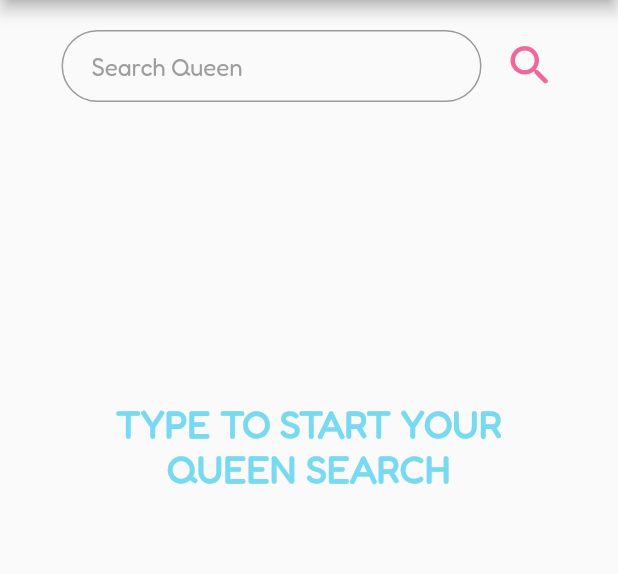
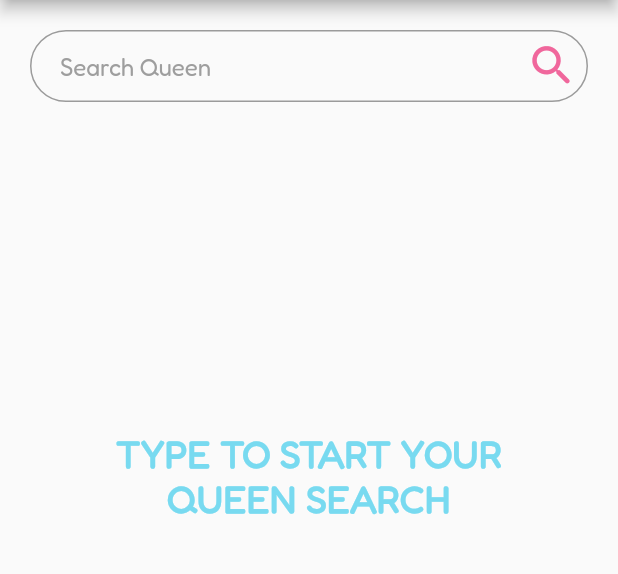
Before and after one commit to jorgednts/drags-race-app, a Flutter app: the QueenListPage screen opened by its route, after a tap on the "search" icon, on a phone screen of 412 x 824 dp, the part 84-658 px from its top. Run offline on Flutter 3.47's test engine with Material 2 defaults, Android fonts, the phone set to English and light mode, and no system bars; our stand-ins replace dio, equatable, flutter_modular, hive; accounts and stored records are empty; generated files the repository leaves out were written again; network calls fail.

Commit message:
Adapt SearchQueenPage list Widget

```diff
--- a/lib/modules/queens/module/queens_module.dart
+++ b/lib/modules/queens/module/queens_module.dart
@@ -68,7 +68,7 @@ class QueensModule extends Module {
         ),
         ChildRoute(
           QueensConstantsRoutes.queenSearchPage,
-          child: (context, args) => const SearchQueenPage(),
+          child: (context, args) => SearchQueenPage(queenList: args.data),
         ),
       ];
 }
--- a/lib/modules/queens/presentation/page/queen_list_page.dart
+++ b/lib/modules/queens/presentation/page/queen_list_page.dart
@@ -29,7 +29,10 @@ class _QueenListPageState extends State<QueenListPage> {
   }
 
   void goToSearchQueenPage(BuildContext context) {
-    Modular.to.pushNamed(QueensConstantsRoutes.queenSearch);
+    Modular.to.pushNamed(
+      QueensConstantsRoutes.queenSearch,
+      arguments: controller.queenList,
+    );
   }
 
   @override
@@ -70,7 +73,7 @@ class _QueenListPageState extends State<QueenListPage> {
                           const EdgeInsets.only(top: 15, left: 20, right: 20),
                       child: Column(
                         children: [
-                          QueenListWidget(controller: controller),
+                          QueenListWidget(queenList: controller.queenList),
                         ],
                       ),
                     ),
--- a/lib/modules/queens/presentation/page/search_queen_page.dart
+++ b/lib/modules/queens/presentation/page/search_queen_page.dart
@@ -1,24 +1,30 @@
+import 'package:drags_race_app/modules/queens/presentation/common/queen_list_widget.dart';
 import 'package:flutter/material.dart';
 import 'package:flutter_modular/flutter_modular.dart';
 
 import '../../../../generated/l10n.dart';
 import '../../../common/drag_race_constants/drag_race_constants_colors.dart';
 import '../../../common/drag_race_constants/drag_race_constants_strings.dart';
-import '../common/circular_progress_indicator_widget.dart';
-import '../common/search_queen_page_card_widget.dart';
+import '../../domain/model/queen/queen_model.dart';
 import '../common/search_queen_page_state_message_widget.dart';
 import '../controller/search_queen_page_controller.dart';
 import 'search_queen_page_state.dart';
 
 class SearchQueenPage extends StatefulWidget {
-  const SearchQueenPage({Key? key}) : super(key: key);
+  const SearchQueenPage({
+    required this.queenList,
+    Key? key,
+  }) : super(key: key);
+
+  final List<QueenModel> queenList;
 
   @override
   State<SearchQueenPage> createState() => _SearchQueenPageState();
 }
 
-class _SearchQueenPageState
-    extends ModularState<SearchQueenPage, SearchQueenPageController> {
+class _SearchQueenPageState extends State<SearchQueenPage> {
+  final SearchQueenPageController controller =
+      Modular.get<SearchQueenPageController>();
   late TextEditingController queenName;
 
   @override
@@ -42,12 +48,9 @@ class _SearchQueenPageState
             child: Column(
               children: [
                 Padding(
-                  padding: const EdgeInsets.only(top: 20),
-                  child: Row(
-                    mainAxisAlignment: MainAxisAlignment.center,
-                    children: [
-                      Container(
-                        width: 280,
+                  padding: const EdgeInsets.only(top: 20, bottom: 20),
+                  child: Container(
+                    margin: const EdgeInsets.symmetric(horizontal: 20),
                     child: TextField(
                       controller: queenName,
                       decoration: InputDecoration(
@@ -60,27 +63,15 @@ class _SearchQueenPageState
                             color: DragRaceConstantsColors.secondaryColor,
                           ),
                         ),
-                          ),
-                        ),
-                      ),
-                      GestureDetector(
-                        onTap: () {
-                          controller.getQueenByName(
-                            formatQueenName(
-                              queenName.text.toString(),
-                            ),
-                          );
-                        },
-                        child: const Padding(
-                          padding: EdgeInsets.only(left: 15),
-                          child: Icon(
+                        suffixIcon: const Icon(
                           Icons.search_rounded,
                           color: DragRaceConstantsColors.secondaryColor,
                           size: 35,
                         ),
                       ),
+                      onChanged: (typedName) => controller.getQueenByName(
+                          typedName, widget.queenList),
                     ),
-                    ],
                   ),
                 ),
                 ValueListenableBuilder<SearchQueenPageState>(
@@ -92,19 +83,19 @@ class _SearchQueenPageState
                           message: S.of(context).searchQueenPageInfoText,
                         );
                       case SearchQueenPageState.successQueen:
-                        return SearchQueenPageCardWidget(
-                            queen: controller.queen!);
-                      case SearchQueenPageState.loading:
-                        return const CircularProgressIndicatorWidget();
+                        return QueenListWidget(
+                            queenList: controller.filteredQueenList);
+                      // case SearchQueenPageState.loading:
+                      //   return const CircularProgressIndicatorWidget();
                       case SearchQueenPageState.notFoundQueen:
                         return SearchQueenPageStateMessageWidget(
                             message: S.of(context).notFoundErrorText);
-                      case SearchQueenPageState.genericError:
-                        return SearchQueenPageStateMessageWidget(
-                            message: S.of(context).genericErrorText);
-                      case SearchQueenPageState.networkError:
-                        return SearchQueenPageStateMessageWidget(
-                            message: S.of(context).networkErrorText);
+                      // case SearchQueenPageState.genericError:
+                      //   return SearchQueenPageStateMessageWidget(
+                      //       message: S.of(context).genericErrorText);
+                      // case SearchQueenPageState.networkError:
+                      //   return SearchQueenPageStateMessageWidget(
+                      //       message: S.of(context).networkErrorText);
                     }
                   },
                 ),
--- a/lib/modules/queens/presentation/page/search_queen_page_state.dart
+++ b/lib/modules/queens/presentation/page/search_queen_page_state.dart
@@ -1,8 +1,5 @@
 enum SearchQueenPageState{
   initialState,
-  loading,
-  genericError,
-  networkError,
   notFoundQueen,
   successQueen,
 }
```
Also changed, not shown: lib/modules/queens/presentation/common/queen_list_widget.dart (+5 -5 lines), lib/modules/queens/presentation/controller/search_queen_page_controller.dart (+25 -12 lines). Lines whose indentation alone changed are shown as unchanged.
